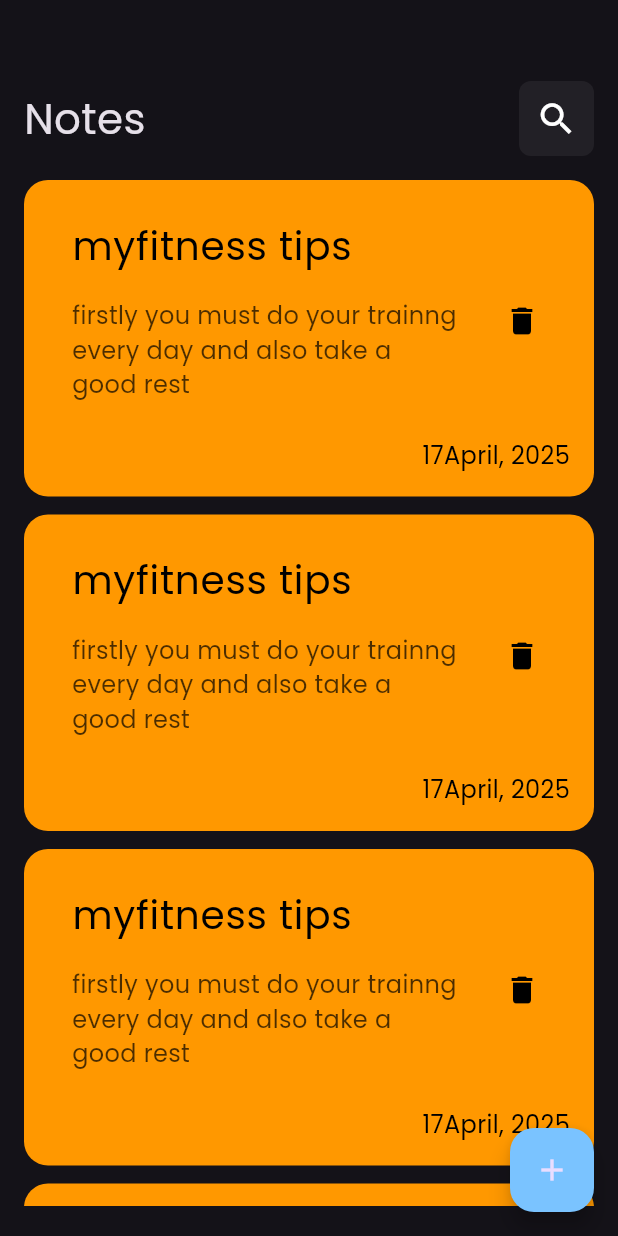
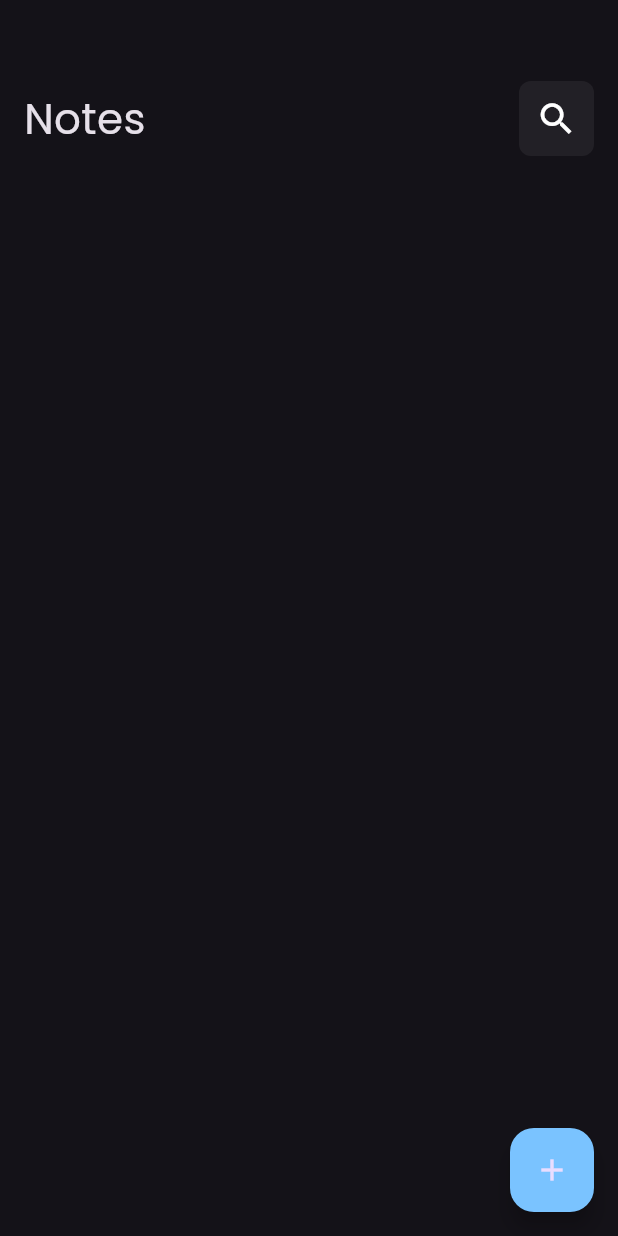
Before and after one commit to mohamedagm/notes_v1, a Flutter app: the screen it shows after launch, on a phone screen of 412 x 824 dp. Run offline on Flutter 3.47's test engine with Material 3 defaults, Android fonts, the phone set to English and light mode, and no system bars; our stand-ins replace bloc, flutter_bloc, hive, hive_flutter; accounts and stored records are empty.

Commit message:
refactor NotesCubit and states; implement Bloc pattern in HomeView() and NotesList; show data;

```diff
--- a/lib/cubits/notesCubit/notes_cubit.dart
+++ b/lib/cubits/notesCubit/notes_cubit.dart
@@ -8,14 +8,9 @@ part 'notes_state.dart';
 
 class NotesCubit extends Cubit<NotesState> {
   NotesCubit() : super(NotesInitial());
+  List<NoteModel>? notes;
   getNotes() {
-    //emit(AddNoteLoading()); مش شغال بنت اصلا فمش محتاج اللودينج هنا خالص
-    try {
-      var noteBox = Hive.box<NoteModel>(kNoteBox);
-      List<NoteModel> notes = noteBox.values.toList();
-      emit(NotesSuccess(notes: notes));
-    } catch (e) {
-      emit(NotesFailed(errorMSG: e.toString()));
-    }
+    var noteBox = Hive.box<NoteModel>(kNoteBox);
+    notes = noteBox.values.toList();
   }
 }
--- a/lib/views/home_view.dart
+++ b/lib/views/home_view.dart
@@ -1,5 +1,7 @@
 import 'package:flutter/material.dart';
+import 'package:flutter_bloc/flutter_bloc.dart';
 import 'package:notes_v1/constants.dart';
+import 'package:notes_v1/cubits/notesCubit/notes_cubit.dart';
 import 'package:notes_v1/views/widgets/add_note_bottom_sheet.dart';
 import 'package:notes_v1/views/widgets/home_view_body.dart';
 
@@ -8,13 +10,14 @@ class HomeView extends StatelessWidget {
 
   @override
   Widget build(BuildContext context) {
-    return Scaffold(
+    return BlocProvider(
+      create: (context) => NotesCubit(),
+      child: Scaffold(
         body: const HomeViewBody(),
         floatingActionButton: FloatingActionButton(
           backgroundColor: kPrimaryColor,
           onPressed: () {
             showModalBottomSheet(
-
               isScrollControlled: true,
               shape: RoundedRectangleBorder(
                 borderRadius: BorderRadius.circular(16),
@@ -27,6 +30,7 @@ class HomeView extends StatelessWidget {
           },
           child: Icon(Icons.add),
         ),
+      ),
     );
   }
 }
--- a/lib/views/widgets/home_view_body.dart
+++ b/lib/views/widgets/home_view_body.dart
@@ -1,9 +1,23 @@
 import 'package:flutter/material.dart';
+import 'package:flutter_bloc/flutter_bloc.dart';
+import 'package:notes_v1/cubits/notesCubit/notes_cubit.dart';
+import 'package:notes_v1/models/note_model.dart';
 import 'package:notes_v1/views/widgets/custom_app_bar.dart';
 import 'package:notes_v1/views/widgets/notes_list.dart';
 
-class HomeViewBody extends StatelessWidget {
+class HomeViewBody extends StatefulWidget {
   const HomeViewBody({super.key});
+
+  @override
+  State<HomeViewBody> createState() => _HomeViewBodyState();
+}
+
+class _HomeViewBodyState extends State<HomeViewBody> {
+  @override
+  void initState() {
+    BlocProvider.of<NotesCubit>(context).getNotes();
+    super.initState();
+  }
 
   @override
   Widget build(BuildContext context) {
--- a/lib/views/widgets/notes_list.dart
+++ b/lib/views/widgets/notes_list.dart
@@ -1,4 +1,6 @@
 import 'package:flutter/material.dart';
+import 'package:flutter_bloc/flutter_bloc.dart';
+import 'package:notes_v1/cubits/notesCubit/notes_cubit.dart';
 import 'package:notes_v1/models/note_model.dart';
 import 'package:notes_v1/views/widgets/notes_item.dart';
 
@@ -7,22 +9,20 @@ class NotesList extends StatelessWidget {
 
   @override
   Widget build(BuildContext context) {
+    return BlocBuilder<NotesCubit, NotesState>(
+      builder: (context, state) {
+        List<NoteModel> notesList = BlocProvider.of<NotesCubit>(context).notes!;
         return Padding(
           padding: const EdgeInsets.symmetric(vertical: 16.0),
           child: ListView.builder(
+            itemCount: notesList.length,
+            itemBuilder: (context, index) {
+              return NotesItem(notemodel: (notesList[index]));
+            },
             padding: EdgeInsets.zero,
-        itemBuilder: (context, index) {
-          return NotesItem(
-            notemodel: NoteModel(
-              title: 'myfitness tips',
-              content:
-                  'firstly you must do your trainng every day and also take a good rest',
-              color: 0xFFFF9800,
-              date: '17April, 2025',
           ),
         );
       },
-      ),
     );
   }
 }
```
Also changed, not shown: lib/cubits/notesCubit/notes_state.dart (+0 -14 lines). Lines whose indentation alone changed are shown as unchanged.
